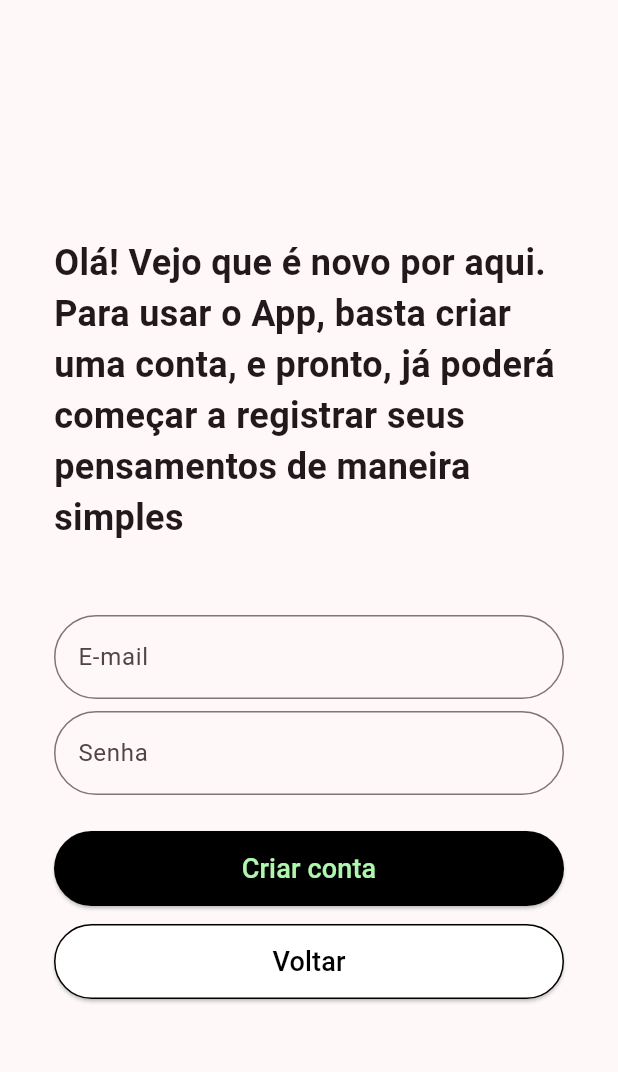
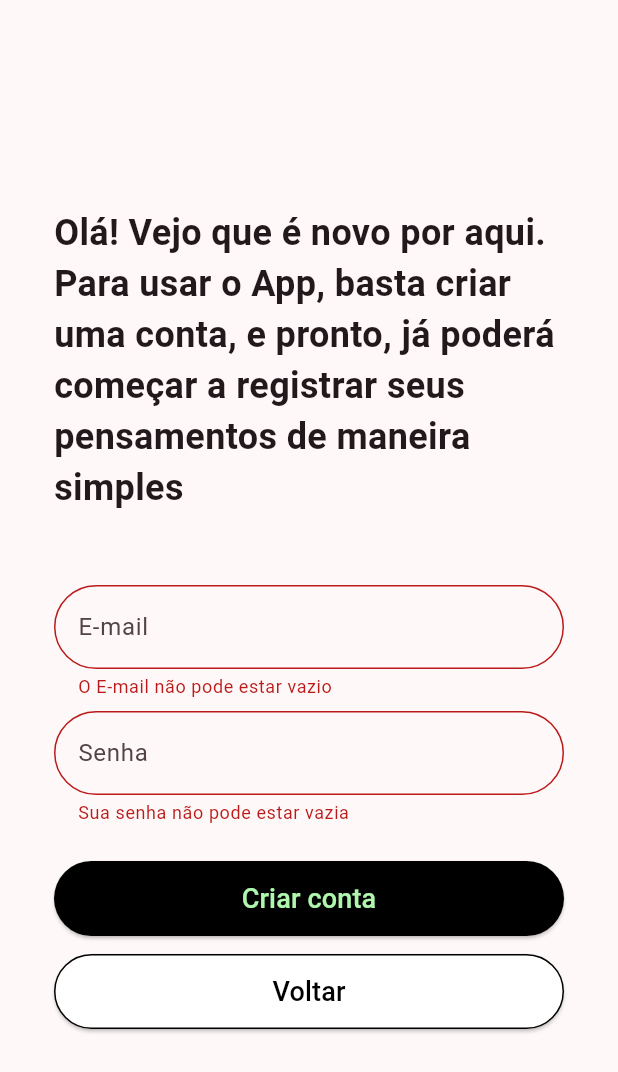
Before and after one commit to JacksonMonteiro/flutter_clean_notes, a Flutter app: the RegisterView screen opened by its route, on a phone screen of 412 x 824 dp. Shown: the top 1072 px of the screen. Run offline on Flutter 3.47's test engine with Material 2 defaults, Android fonts, the phone set to English and light mode, and no system bars; our stand-ins replace cloud_firestore, easy_localization, firebase_auth, firebase_core; accounts and stored records are empty.

Commit message:
Register view - presenter creation and connection

```diff
--- a/lib/i18n/pt-BR.json
+++ b/lib/i18n/pt-BR.json
@@ -15,7 +15,9 @@
 
     "register": {
         "title": "Olá! Vejo que é novo por aqui. Para usar o App, basta criar uma conta, e pronto, já poderá começar a registrar seus pensamentos de maneira simples",
-        "back-btn": "Voltar"
+        "back-btn": "Voltar",
+        "emailExists": "Usuário já cadastrado no sistema",
+        "weakPassword": "Senha fraca, por favor, crie uma senha mais forte e tente novamente"
     },
 
     "home": {
--- /dev/null
+++ b/lib/src/presenters/register_presenter.dart
@@ -0,0 +1,69 @@
+// ignore_for_file: unnecessary_null_comparison
+
+import 'package:firebase_auth/firebase_auth.dart';
+import 'package:flutter/cupertino.dart';
+import 'package:flutter/material.dart';
+import 'package:notes_app/src/presenters/login_presenter.dart';
+
+abstract class RegisterViewContract {
+  start();
+  loading();
+  success();
+  emailExistsError();
+  passwordError();
+  isLoadingChange();
+}
+
+class RegisterPresenter {
+  final _auth = FirebaseAuth.instance;
+
+  bool result = false;
+  bool isLoading = false;
+
+  final state = ValueNotifier<RegisterState>(RegisterState.start);
+  late final RegisterViewContract contract;
+
+  TextEditingController emailController = TextEditingController();
+  TextEditingController passwordController = TextEditingController();
+
+  RegisterPresenter(this.contract);
+
+  stateManagment(RegisterState state) {
+    switch (state) {
+      case RegisterState.start:
+        return contract.start();
+      case RegisterState.loading:
+        return contract.loading();
+      case RegisterState.emailExistsError:
+        return contract.emailExistsError();
+      case RegisterState.passwordError:
+        return contract.passwordError();
+    }
+  }
+
+  register() async {
+    state.value = RegisterState.loading;
+    isLoading = true;
+    contract.isLoadingChange();
+
+    try {
+      UserCredential userCredential =
+          await _auth.createUserWithEmailAndPassword(
+              email: emailController.text, password: passwordController.text);
+
+      if (userCredential != null) {
+        isLoading = false;
+        contract.isLoadingChange();
+        contract.success();
+      }
+    } on FirebaseAuthException catch (e) {
+      if (e.code == 'weak-password') {
+        state.value = RegisterState.passwordError;
+      } else if (e.code == 'email-already-in-use') {
+        state.value = RegisterState.emailExistsError;
+      }
+    }
+  }
+}
+
+enum RegisterState { start, loading, passwordError, emailExistsError }
--- a/lib/src/views/register_view.dart
+++ b/lib/src/views/register_view.dart
@@ -1,6 +1,8 @@
+// ignore_for_file: use_build_context_synchronously, unnecessary_null_comparison
+
 import 'package:easy_localization/easy_localization.dart';
-import 'package:firebase_auth/firebase_auth.dart';
 import 'package:flutter/material.dart';
+import 'package:notes_app/src/presenters/register_presenter.dart';
 
 class RegisterView extends StatefulWidget {
   const RegisterView({Key? key}) : super(key: key);
@@ -9,15 +11,33 @@ class RegisterView extends StatefulWidget {
   State<RegisterView> createState() => _RegisterViewState();
 }
 
-class _RegisterViewState extends State<RegisterView> {
-  TextEditingController usernameController = TextEditingController();
-  TextEditingController passwordController = TextEditingController();
-  final _auth = FirebaseAuth.instance;
+class _RegisterViewState extends State<RegisterView>
+    implements RegisterViewContract {
+  late RegisterPresenter presenter;
+
+  // Validation variables
+  final _emailText = null;
+  final _passwordText = null;
+  bool isValid = false;
 
   @override
   Widget build(BuildContext context) {
     return Scaffold(
-      body: SingleChildScrollView(
+        body: AnimatedBuilder(
+            animation: presenter.state,
+            builder: (context, child) =>
+                presenter.stateManagment(presenter.state.value)));
+  }
+
+  @override
+  initState() {
+    super.initState();
+    presenter = RegisterPresenter(this);
+  }
+
+  @override
+  start() {
+    return SingleChildScrollView(
       child: SizedBox(
         width: MediaQuery.of(context).size.width,
         height: MediaQuery.of(context).size.height,
@@ -38,7 +58,7 @@ class _RegisterViewState extends State<RegisterView> {
                   height: 48,
                 ),
                 TextField(
-                    controller: usernameController,
+                  controller: presenter.emailController,
                   cursorColor: const Color(0xffaff7ad),
                   decoration: InputDecoration(
                     focusedBorder: const OutlineInputBorder(
@@ -50,7 +70,9 @@ class _RegisterViewState extends State<RegisterView> {
                       borderRadius: BorderRadius.all(Radius.circular(48)),
                     ),
                     hintText: 'login.email'.tr(),
+                    errorText: _emailErrorText,
                   ),
+                  onChanged: (text) => setState(() => _emailText),
                 ),
                 const SizedBox(
                   height: 8,
@@ -67,18 +89,23 @@ class _RegisterViewState extends State<RegisterView> {
                       borderRadius: BorderRadius.all(Radius.circular(48)),
                     ),
                     hintText: 'login.password'.tr(),
+                    errorText: _passwordErrorText,
                   ),
-                    controller: passwordController,
+                  controller: presenter.passwordController,
                   obscureText: true,
+                  onChanged: (text) => setState(() => _passwordText),
                 ),
                 const SizedBox(height: 24),
                 ElevatedButton(
                   onPressed: () {
-                      register();
+                    if (presenter.emailController.text.isNotEmpty &&
+                        presenter.passwordController.text.isNotEmpty &&
+                        isValid) {
+                      presenter.register();
+                    }
                   },
                   style: ButtonStyle(
-                        backgroundColor:
-                            MaterialStateProperty.all(Colors.black)),
+                      backgroundColor: MaterialStateProperty.all(Colors.black)),
                   child: SizedBox(
                       width: MediaQuery.of(context).size.width,
                       child: Padding(
@@ -123,32 +150,96 @@ class _RegisterViewState extends State<RegisterView> {
               ]),
         ),
       ),
+    );
+  }
+
+  String? get _emailErrorText {
+    final text = presenter.emailController.text;
+
+    if (text.isEmpty) {
+      return 'login.emptyEmail'.tr();
+    }
+
+    if (!text.contains('@')) {
+      return 'login.invalidEmail'.tr();
+    }
+
+    isValid = true;
+    return null;
+  }
+
+  String? get _passwordErrorText {
+    final text = presenter.passwordController.text;
+
+    if (text.isEmpty) {
+      return 'login.emptyPassword'.tr();
+    }
+
+    isValid = true;
+    return null;
+  }
+
+  @override
+  loading() {
+    return Center(
+        child: presenter.isLoading
+            ? const CircularProgressIndicator()
+            : Container());
+  }
+
+  @override
+  isLoadingChange() {
+    setState(() {});
+  }
+
+  @override
+  emailExistsError() {
+    return Container(
+      color: Colors.black54,
+      width: MediaQuery.of(context).size.width,
+      height: MediaQuery.of(context).size.height,
+      child: AlertDialog(
+        title: Text('register.emailExists'.tr()),
+        actions: <Widget>[
+          TextButton(
+            style: ButtonStyle(
+              backgroundColor: MaterialStateProperty.all(Colors.black),
+            ),
+            onPressed: () {
+              presenter.state.value = RegisterState.start;
+            },
+            child: Text('login.try-again'.tr(),
+                style: const TextStyle(
+                  color: Colors.white,
+                )),
+          ),
+        ],
       ),
     );
   }
 
-  register() async {
-    try {
-      await _auth
-          .createUserWithEmailAndPassword(
-              email: usernameController.text, password: passwordController.text)
-          .then((value) => Navigator.of(context).pop());
-    } on FirebaseAuthException catch (e) {
-      if (e.code == 'weak-password') {
-        ScaffoldMessenger.of(context).showSnackBar(
-          const SnackBar(
-              content:
-                  Text('Senha fraca, por favor, crie uma senha mais forte'),
-              backgroundColor: Colors.redAccent),
-        );
-      } else if (e.code == 'email-already-in-use') {
-        ScaffoldMessenger.of(context).showSnackBar(
-          const SnackBar(
-              content:
-                  Text('O E-mail já está sendo utilizado por outro usuário'),
-              backgroundColor: Colors.redAccent),
+  @override
+  passwordError() {
+    return Container(
+      color: Colors.black54,
+      width: MediaQuery.of(context).size.width,
+      height: MediaQuery.of(context).size.height,
+      child: AlertDialog(
+        title: Text('register.weakPassword'.tr()),
+        actions: <Widget>[
+          TextButton(
+            child: Text('login.try-again'.tr()),
+            onPressed: () {
+              presenter.state.value = RegisterState.start;
+            },
+          ),
+        ],
+      ),
     );
   }
+
+  @override
+  success() {
+    Navigator.of(context).pop();
   }
 }
-}
```
Lines whose indentation alone changed are shown as unchanged.
